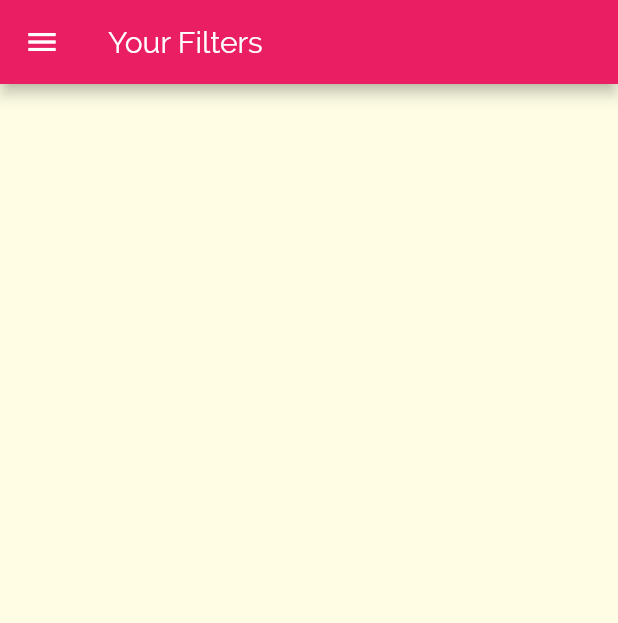
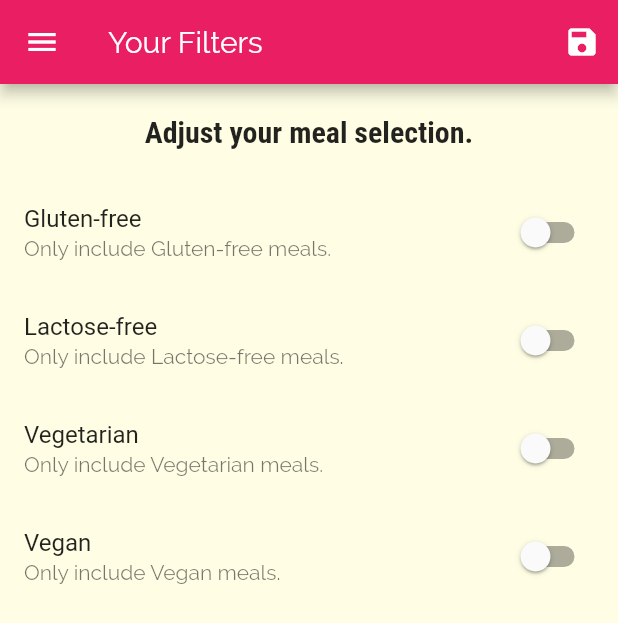
Before and after one commit to NitheeshPrabu/flutter-course, a Flutter app: the FiltersScreen screen opened by its route, on a phone screen of 412 x 824 dp. Shown: the top 623 px of the screen. Run offline on Flutter 3.47's test engine with Material 2 defaults, Android fonts, the phone set to English and light mode, and no system bars.

Commit message:
completed filtering

```diff
--- a/deli_meals/lib/main.dart
+++ b/deli_meals/lib/main.dart
@@ -1,5 +1,7 @@
 import 'package:flutter/material.dart';
 
+import './dummy_data.dart';
+import './models/meal.dart';
 import './screens/categories_screen.dart';
 import './screens/category_meals_screen.dart';
 import './screens/tabs_screen.dart';
@@ -8,7 +10,41 @@ import './screens/filters_screen.dart';
 
 void main() => runApp(MyApp());
 
-class MyApp extends StatelessWidget {
+class MyApp extends StatefulWidget {
+  @override
+  _MyAppState createState() => _MyAppState();
+}
+
+class _MyAppState extends State<MyApp> {
+  var _filters = {
+    'gluten': false,
+    'lactose': false,
+    'vegan': false,
+    'vegetarian': false,
+  };
+  List<Meal> _availableMeals = DUMMY_MEALS;
+
+  void _setFilters(Map<String, bool> filterData) {
+    setState(() {
+      _filters = filterData;
+      _availableMeals = DUMMY_MEALS.where((meal) {
+        if (_filters['gluten'] && !meal.isGlutenFree) {
+          return false;
+        }
+        if (_filters['lactose'] && !meal.isLactoseFree) {
+          return false;
+        }
+        if (_filters['vegan'] && !meal.isVegan) {
+          return false;
+        }
+        if (_filters['vegetarian'] && !meal.isVegetarian) {
+          return false;
+        }
+        return true;
+      }).toList();
+    });
+  }
+
   @override
   Widget build(BuildContext context) {
     return MaterialApp(
@@ -32,9 +68,10 @@ class MyApp extends StatelessWidget {
       initialRoute: '/', // default is '/'
       routes: {
         '/': (ctx) => TabsScreen(), // added by default if not specified
-        CategoryMealsScreen.routeName: (ctx) => CategoryMealsScreen(),
+        CategoryMealsScreen.routeName: (ctx) =>
+            CategoryMealsScreen(_availableMeals),
         MealDetailScreen.routeName: (ctx) => MealDetailScreen(),
-        FiltersScreen.routeName: (ctx) => FiltersScreen(),
+        FiltersScreen.routeName: (ctx) => FiltersScreen(_filters, _setFilters),
       },
       onGenerateRoute: (settings) {
         // returns to this default route if a invalid named route was pushed.
--- a/deli_meals/lib/screens/filters_screen.dart
+++ b/deli_meals/lib/screens/filters_screen.dart
@@ -2,16 +2,112 @@ import 'package:flutter/material.dart';
 
 import '../widgets/main_drawer.dart';
 
-class FiltersScreen extends StatelessWidget {
+class FiltersScreen extends StatefulWidget {
   static const routeName = '/filters';
+  final Function saveFilters;
+  final Map<String, bool> currentFilters;
+
+  FiltersScreen(this.currentFilters, this.saveFilters);
+
+  @override
+  _FiltersScreenState createState() => _FiltersScreenState();
+}
+
+class _FiltersScreenState extends State<FiltersScreen> {
+  var _glutenFree = false;
+  var _vegetarian = false;
+  var _vegan = false;
+  var _lactoseFree = false;
+
+  @override
+  initState() {
+    _glutenFree = widget.currentFilters['gluten'];
+    _lactoseFree = widget.currentFilters['lactose'];
+    _vegan = widget.currentFilters['vegan'];
+    _vegetarian = widget.currentFilters['vegetarian'];
+    super.initState();
+  }
+
+  Widget _buildFilter(String title, String description, bool currentValue,
+      Function updateFilterValue) {
+    return SwitchListTile(
+      title: Text(title),
+      value: currentValue,
+      subtitle: Text(description),
+      onChanged: updateFilterValue,
+    );
+  }
 
   @override
   Widget build(BuildContext context) {
     return Scaffold(
       appBar: AppBar(
         title: const Text('Your Filters'),
+        actions: <Widget>[
+          IconButton(
+            icon: const Icon(Icons.save),
+            onPressed: () {
+              var selectedFilters = {
+                'gluten': _glutenFree,
+                'lactose': _lactoseFree,
+                'vegan': _vegan,
+                'vegetarian': _vegetarian,
+              };
+              widget.saveFilters(selectedFilters);
+            },
+          )
+        ],
       ),
       drawer: MainDrawer(),
+      body: Column(
+        children: <Widget>[
+          Container(
+            padding: const EdgeInsets.all(20),
+            child: Text(
+              'Adjust your meal selection.',
+              style: Theme.of(context).textTheme.title,
+            ),
+          ),
+          Expanded(
+            child: ListView(
+              children: <Widget>[
+                _buildFilter(
+                  'Gluten-free',
+                  'Only include Gluten-free meals.',
+                  _glutenFree,
+                  (newValue) => setState(() {
+                    _glutenFree = newValue;
+                  }),
+                ),
+                _buildFilter(
+                  'Lactose-free',
+                  'Only include Lactose-free meals.',
+                  _lactoseFree,
+                  (newValue) => setState(() {
+                    _lactoseFree = newValue;
+                  }),
+                ),
+                _buildFilter(
+                  'Vegetarian',
+                  'Only include Vegetarian meals.',
+                  _vegetarian,
+                  (newValue) => setState(() {
+                    _vegetarian = newValue;
+                  }),
+                ),
+                _buildFilter(
+                  'Vegan',
+                  'Only include Vegan meals.',
+                  _vegan,
+                  (newValue) => setState(() {
+                    _vegan = newValue;
+                  }),
+                ),
+              ],
+            ),
+          ),
+        ],
+      ),
     );
   }
 }
--- a/deli_meals/lib/screens/meal_detail_screen.dart
+++ b/deli_meals/lib/screens/meal_detail_screen.dart
@@ -83,6 +83,12 @@ class MealDetailScreen extends StatelessWidget {
           ],
         ),
       ),
+      floatingActionButton: FloatingActionButton(
+        child: const Icon(Icons.delete),
+        onPressed: () {
+          Navigator.of(context).pop(mealId);
+        },
+      ),
     );
   }
 }
```
Also changed, not shown: deli_meals/lib/screens/category_meals_screen.dart (+42 -21 lines), deli_meals/lib/widgets/meal_item.dart (+10 -2 lines).
